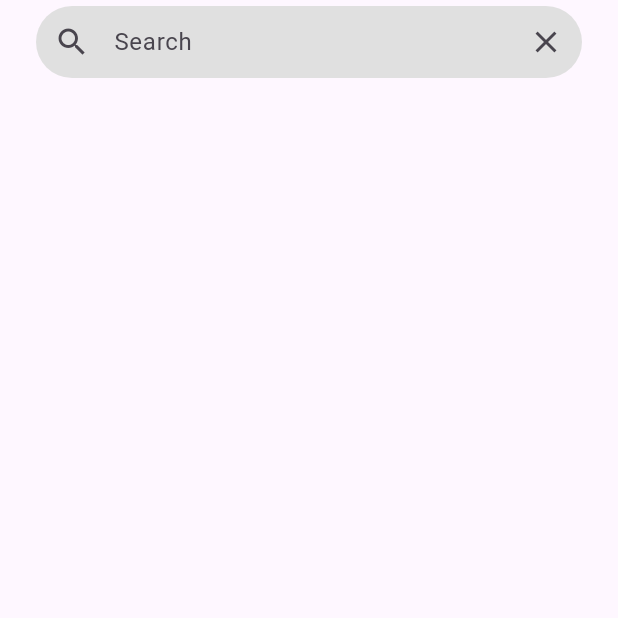
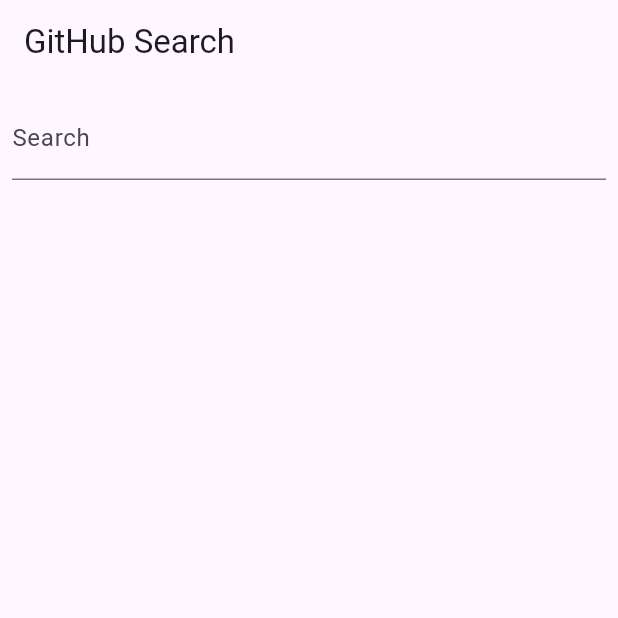
Before and after one commit to gadgelogger/github_search_app, a Flutter app: the screen it shows after launch, on a phone screen of 412 x 824 dp, the top half of it. Run offline on Flutter 3.47's test engine with Material 2 defaults, Android fonts, the phone set to English and light mode, and no system bars.

Commit message:
githubactionに怒られたところを修正

```diff
--- a/lib/main.dart
+++ b/lib/main.dart
@@ -15,14 +15,13 @@ class MyApp extends StatelessWidget {
   Widget build(BuildContext context) {
     return ChangeNotifierProvider(
         create: (_) => SearchProvider(),
-    child:MaterialApp(
+        child:  MaterialApp(
           title: 'Flutter Demo',
           theme: ThemeData(
-
             colorScheme: ColorScheme.fromSeed(seedColor: Colors.deepPurple),
             useMaterial3: true,
           ),
-      home:  SearchScreen(),
+          home: SearchScreen(),
         ));
   }
 }
--- a/lib/screens/details_screen.dart
+++ b/lib/screens/details_screen.dart
@@ -4,7 +4,7 @@ import 'package:github_search_app/models/repository.dart';
 class DetailsScreen extends StatelessWidget {
   final Repository repository;
 
-  DetailsScreen({required this.repository});
+  const DetailsScreen({Key? key, required this.repository}) : super(key: key);
 
   @override
   Widget build(BuildContext context) {
--- a/lib/screens/search_screen.dart
+++ b/lib/screens/search_screen.dart
@@ -1,66 +1,36 @@
 import 'package:flutter/material.dart';
+import 'package:provider/provider.dart';
 import 'package:github_search_app/screens/details_screen.dart';
 import 'package:github_search_app/services/github_service.dart';
-import 'package:provider/provider.dart';
-import 'package:shimmer/shimmer.dart';
 
 class SearchScreen extends StatelessWidget {
   final TextEditingController _controller = TextEditingController();
+
+  SearchScreen({Key? key}) : super(key: key);
 
   @override
   Widget build(BuildContext context) {
     return Scaffold(
       appBar: AppBar(
-        title: PreferredSize(
-          preferredSize: Size.fromHeight(60.0),
-          child: Padding(
-            padding: EdgeInsets.all(8.0),
+        title: const Text('GitHub Search'),
+      ),
+      body: Column(
+        children: [
+          Padding(
+            padding: const EdgeInsets.all(8.0),
             child: TextField(
               controller: _controller,
-              decoration: InputDecoration(
-                hintText: 'Search',
-                filled: true,
-                fillColor: Colors.grey[300],
-                prefixIcon: Icon(Icons.search),
-                suffixIcon: IconButton(
-                  onPressed: () => _controller.clear(),
-                  icon: Icon(Icons.clear),
-                ),
-                border: OutlineInputBorder(
-                  borderRadius: BorderRadius.circular(30.0),
-                  borderSide: BorderSide.none,
-                ),
-                contentPadding: EdgeInsets.symmetric(horizontal: 20.0),
+              decoration: const InputDecoration(
+                labelText: 'Search',
               ),
               onSubmitted: (value) {
                 context.read<SearchProvider>().search(value);
               },
             ),
           ),
-        ),
-      ),
-      body: Consumer<SearchProvider>(
-        builder: (_, provider, __) {
-          if (provider.isLoading) {
-            return ListView.builder(
-              itemCount: 10,
-              itemBuilder: (_, __) => Shimmer.fromColors(
-                baseColor: Colors.grey[300]!,
-                highlightColor: Colors.grey[100]!,
-                child: ListTile(
-                  leading: CircleAvatar(
-                    backgroundColor: Colors.grey,
-                  ),
-                  title: Container(
-                    color: Colors.grey,
-                    height: 10.0,
-                  ),
-                ),
-              ),
-            );
-          }
-
-          return ListView.builder(
+          Expanded(
+            child: Consumer<SearchProvider>(
+              builder: (_, provider, __) => ListView.builder(
                 itemCount: provider.repositories.length,
                 itemBuilder: (_, index) {
                   final repository = provider.repositories[index];
@@ -74,8 +44,10 @@ class SearchScreen extends StatelessWidget {
                     ),
                   );
                 },
-          );
-        },
+              ),
+            ),
+          ),
+        ],
       ),
     );
   }
--- a/lib/services/github_service.dart
+++ b/lib/services/github_service.dart
@@ -2,7 +2,7 @@ import 'dart:convert';
 import 'package:http/http.dart' as http;
 import 'package:github_search_app/models/repository.dart';
 import 'package:flutter/foundation.dart';
-//Githubから取得
+
 class GithubService {
   Future<List<Repository>> searchRepositories(String keyword) async {
     final response = await http.get(
@@ -20,20 +20,13 @@ class GithubService {
 }
 //ChangeNotifierを継承し、GitHubのリポジトリ検索を行うメソッドとその結果を保持するリスト
 class SearchProvider extends ChangeNotifier {
-  GithubService _githubService = GithubService();
+  final GithubService _githubService = GithubService();
   List<Repository> _repositories = [];
-  bool _isLoading = false;  // 追加
 
   List<Repository> get repositories => _repositories;
-  bool get isLoading => _isLoading;  // 追加
 
   search(String keyword) async {
-    _isLoading = true;  // 追加
-    notifyListeners();
-
     _repositories = await _githubService.searchRepositories(keyword);
-
-    _isLoading = false;  // 追加
     notifyListeners();
   }
 }
```
Lines whose indentation alone changed are shown as unchanged.
